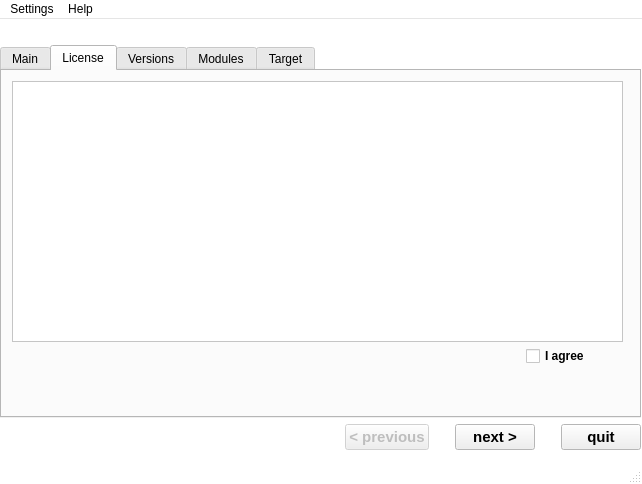
Before: the Qt Designer form src/main/forms/main.ui in douglasbeniz/e3_pyqt_installer, drawn with Qt 5.
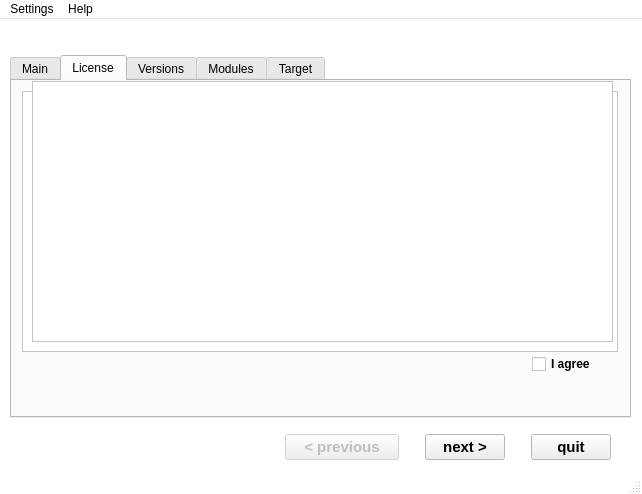
After: the same form once the commit is applied. The open tabs and pages were chosen to show the change. Icons and pictures are not drawn.

Diff of the .ui file:
```diff
--- a/src/main/forms/main.ui
+++ b/src/main/forms/main.ui
@@ -7,7 +7,7 @@
     <x>0</x>
     <y>0</y>
     <width>642</width>
-    <height>484</height>
+    <height>494</height>
    </rect>
   </property>
   <property name="sizePolicy">
@@ -94,13 +94,22 @@
       <x>0</x>
       <y>0</y>
       <width>641</width>
-      <height>431</height>
+      <height>441</height>
      </rect>
     </property>
     <layout class="QVBoxLayout" name="verticalLayout">
      <property name="sizeConstraint">
       <enum>QLayout::SetMinimumSize</enum>
      </property>
+     <property name="leftMargin">
+      <number>10</number>
+     </property>
+     <property name="topMargin">
+      <number>10</number>
+     </property>
+     <property name="rightMargin">
+      <number>10</number>
+     </property>
      <item>
       <layout class="QHBoxLayout" name="horizontalLayout_2">
        <item>
@@ -135,6 +144,22 @@
          </property>
         </widget>
        </item>
+       <item>
+        <spacer name="horizontalSpacer_6">
+         <property name="orientation">
+          <enum>Qt::Horizontal</enum>
+         </property>
+         <property name="sizeType">
+          <enum>QSizePolicy::Fixed</enum>
+         </property>
+         <property name="sizeHint" stdset="0">
+          <size>
+           <width>10</width>
+           <height>20</height>
+          </size>
+         </property>
+        </spacer>
+       </item>
       </layout>
      </item>
      <item>
@@ -206,7 +231,7 @@
           <rect>
            <x>10</x>
            <y>10</y>
-           <width>611</width>
+           <width>596</width>
            <height>261</height>
           </rect>
          </property>
@@ -221,8 +246,8 @@
         <widget class="QCheckBox" name="checkAgree">
          <property name="geometry">
           <rect>
-           <x>524</x>
-           <y>275</y>
+           <x>520</x>
+           <y>273</y>
            <width>91</width>
            <height>20</height>
           </rect>
@@ -237,6 +262,16 @@
           <string>I agree</string>
          </property>
         </widget>
+        <widget class="QTextEdit" name="textEdit">
+         <property name="geometry">
+          <rect>
+           <x>20</x>
+           <y>0</y>
+           <width>581</width>
+           <height>261</height>
+          </rect>
+         </property>
+        </widget>
        </widget>
        <widget class="QWidget" name="tabVersions">
         <property name="enabled">
@@ -268,6 +303,9 @@
       <layout class="QVBoxLayout" name="verticalLayout_2">
        <item>
         <layout class="QHBoxLayout" name="horizontalLayout_3">
+         <property name="topMargin">
+          <number>10</number>
+         </property>
          <item>
           <spacer name="horizontalSpacer_4">
            <property name="orientation">
@@ -286,6 +324,18 @@
            <property name="enabled">
             <bool>false</bool>
            </property>
+           <property name="sizePolicy">
+            <sizepolicy hsizetype="Fixed" vsizetype="Fixed">
+             <horstretch>0</horstretch>
+             <verstretch>0</verstretch>
+            </sizepolicy>
+           </property>
+           <property name="minimumSize">
+            <size>
+             <width>114</width>
+             <height>0</height>
+            </size>
+           </property>
            <property name="font">
             <font>
              <pointsize>11</pointsize>
@@ -358,6 +408,22 @@
            </property>
           </widget>
          </item>
+         <item>
+          <spacer name="horizontalSpacer_5">
+           <property name="orientation">
+            <enum>Qt::Horizontal</enum>
+           </property>
+           <property name="sizeType">
+            <enum>QSizePolicy::Fixed</enum>
+           </property>
+           <property name="sizeHint" stdset="0">
+            <size>
+             <width>20</width>
+             <height>20</height>
+            </size>
+           </property>
+          </spacer>
+         </item>
         </layout>
        </item>
       </layout>
```
Left out of the diff: 18 changed lines with no effect on the pictures.
